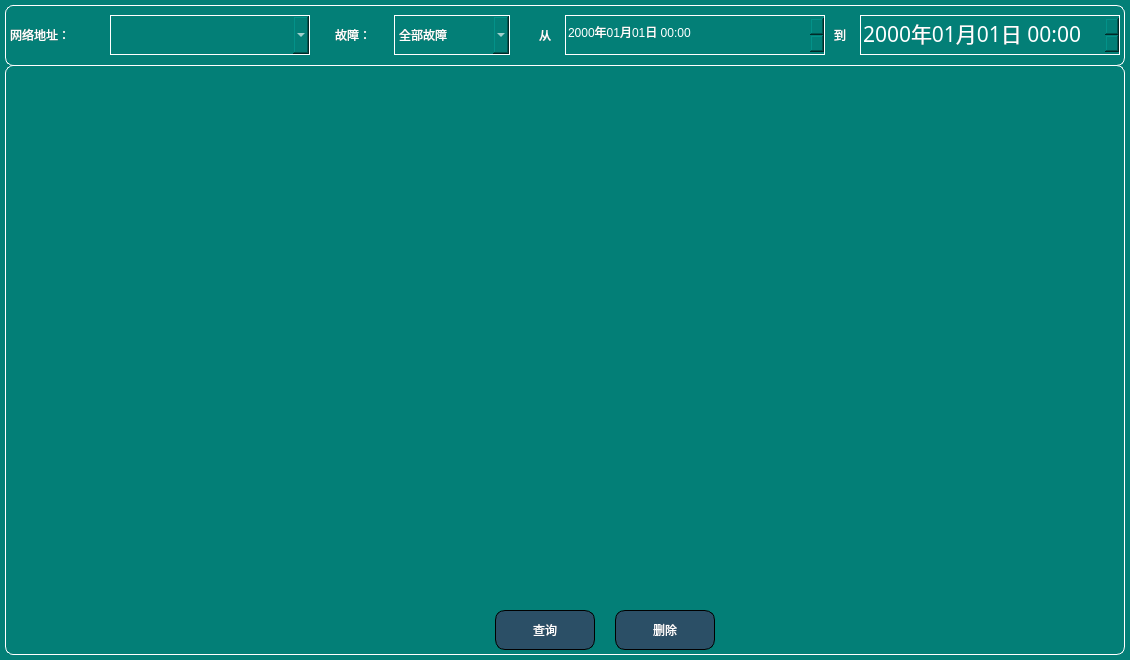
Above: RecordInfo/record.ui from jiangyerui/PowerRemote before the change. Below: the same form after it.
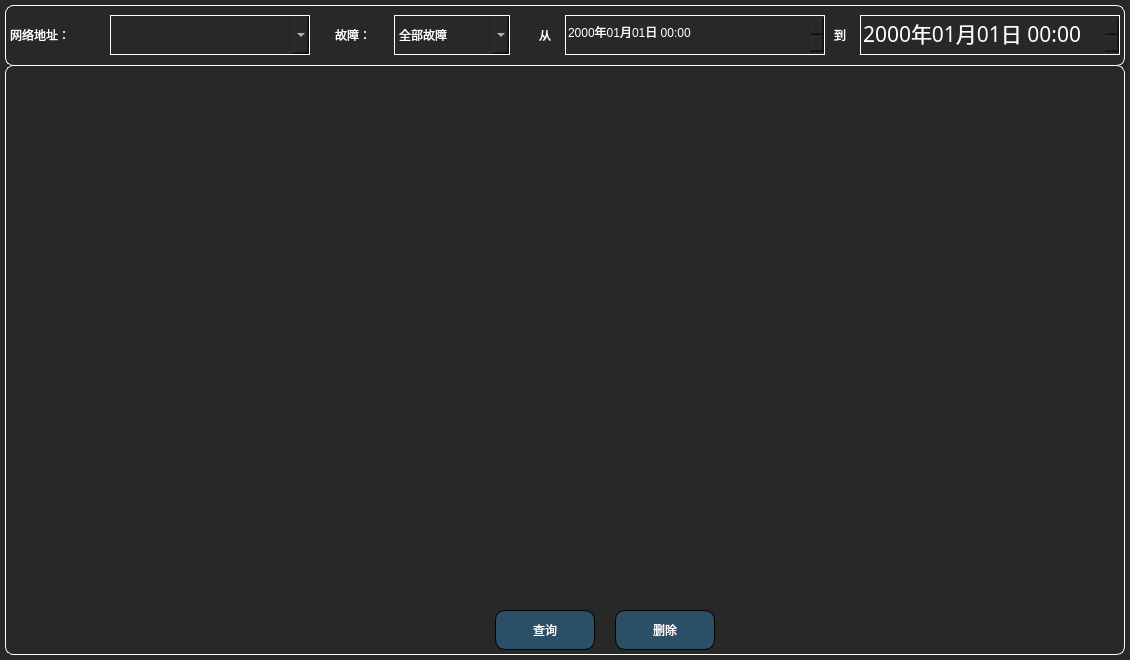
That is the form after the change. Icons and pictures are not drawn.

```diff
--- a/RecordInfo/record.ui
+++ b/RecordInfo/record.ui
@@ -15,7 +15,7 @@
   </property>
   <property name="styleSheet">
    <string notr="true">QWidget{
-background-color: rgb(3, 127, 119);
+background-color: rgb(40, 40, 41);
 }
 QGroupBox{
 font: 14pt &quot;楷体&quot;;
@@ -62,7 +62,7 @@
 font: 16pt &quot;楷体&quot;;
 color: rgb(255, 255, 255);
 border:1px solid white;
-background-color: rgb(3, 127, 119);
+background-color: rgb(40, 40, 41);
 }
 QComboBox QAbstractItemView::item{
 font: 16pt &quot;楷体&quot;;
@@ -263,7 +263,7 @@
 font: 13pt &quot;楷体&quot; rgb(255, 255, 255);
 border:1px  none white;
 gridline-color: rgb(0, 0, 0);
-background-color: rgb(3, 127, 119);
+background-color: rgb(40, 40, 41);
 }</string>
     </property>
     <property name="horizontalScrollBarPolicy">
```
